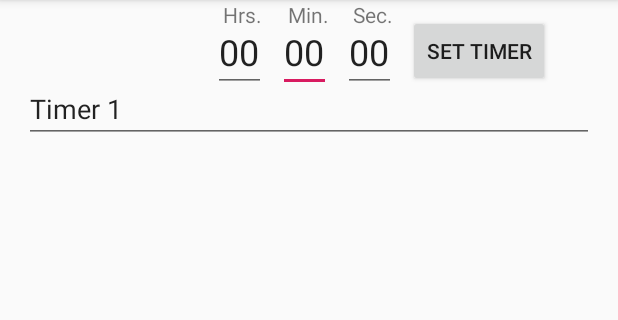
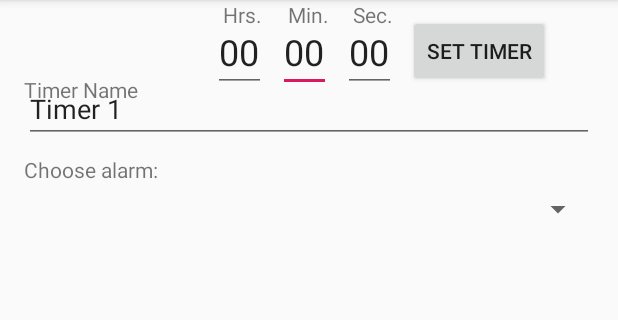
Before and after one commit to CS246-Group06/MultipleTimerApp, an Android app: the SetTimer screen opened directly, with no data from a screen before it, on a phone screen of 412 x 824 dp, the part 84-404 px from its top. Run offline under Robolectric (Android 15) with nearby library versions, the phone set to English and light mode, and no system bars.

Commit message:
Merge branch 'master' of C:\Users\James\AndroidStudioProjects\SimpleCountdownTimer-master\SimpleCountdownTimer-master with conflicts.

```diff
--- /dev/null
+++ b/app/src/main/java/com/example/simplecountdowntimer/AudioEngine.java
@@ -0,0 +1,4 @@
+package com.example.simplecountdowntimer;
+
+public class AudioEngine {
+}
--- a/app/src/main/res/layout/activity_set_timer.xml
+++ b/app/src/main/res/layout/activity_set_timer.xml
@@ -105,4 +105,41 @@
         app:layout_constraintEnd_toStartOf="@+id/textView2"
         app:layout_constraintTop_toTopOf="parent" />
 
+    <Spinner
+        android:id="@+id/spinner"
+        android:layout_width="0dp"
+        android:layout_height="wrap_content"
+        android:layout_marginStart="16dp"
+        android:layout_marginLeft="16dp"
+        android:layout_marginTop="32dp"
+        android:layout_marginEnd="16dp"
+        android:layout_marginRight="16dp"
+        android:layout_toEndOf="@+id/editText"
+        app:layout_constraintEnd_toEndOf="parent"
+        app:layout_constraintHorizontal_bias="0.0"
+        app:layout_constraintStart_toStartOf="parent"
+        app:layout_constraintTop_toBottomOf="@+id/editText" />
+
+    <TextView
+        android:id="@+id/textView4"
+        android:layout_width="wrap_content"
+        android:layout_height="wrap_content"
+        android:layout_marginStart="16dp"
+        android:layout_marginLeft="16dp"
+        android:layout_marginTop="103dp"
+        android:text="Choose alarm:"
+        app:layout_constraintStart_toStartOf="parent"
+        app:layout_constraintTop_toTopOf="parent" />
+
+    <TextView
+        android:id="@+id/textView5"
+        android:layout_width="wrap_content"
+        android:layout_height="wrap_content"
+        android:layout_marginStart="16dp"
+        android:layout_marginLeft="16dp"
+        android:layout_marginTop="50dp"
+        android:text="Timer Name"
+        app:layout_constraintStart_toStartOf="parent"
+        app:layout_constraintTop_toTopOf="parent" />
+
 </androidx.constraintlayout.widget.ConstraintLayout>
--- a/build.gradle
+++ b/build.gradle
@@ -7,7 +7,7 @@ buildscript {
 
     }
     dependencies {
-        classpath 'com.android.tools.build:gradle:3.5.1'
+        classpath 'com.android.tools.build:gradle:3.5.2'
 
         // NOTE: Do not place your application dependencies here; they belong
         // in the individual module build.gradle files
```
Also changed, not shown: app/src/main/res/layout/timerlayout.xml (added, +70 -0 lines), app/src/main/res/values/strings.xml (+8 -0 lines), 5 other files.
